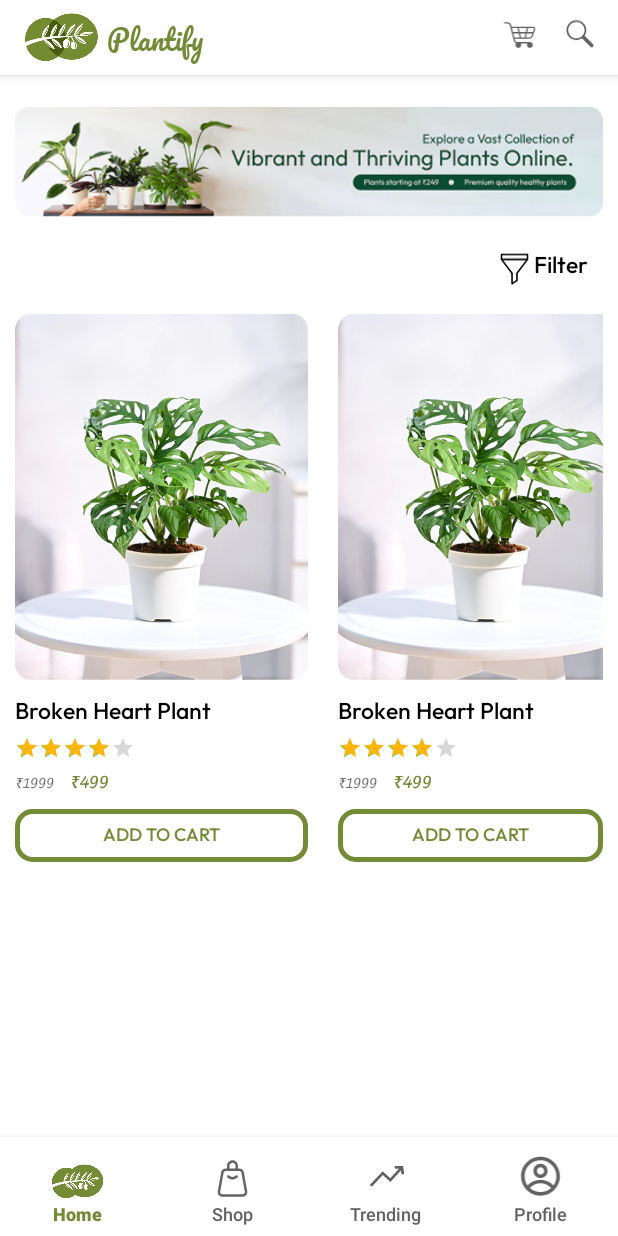
After one commit to DhruvTrivedi307/Plantify, an Android app: the layout activity_shop.xml on its own in the app's theme, with its tools: preview values and no code run, on a phone screen of 412 x 824 dp. The commit adds this screen. Run offline under Robolectric (Android 15) with nearby library versions, the phone set to English and light mode, and no system bars.

Commit message:
Updated 28 mar

```diff
--- a/app/src/main/AndroidManifest.xml
+++ b/app/src/main/AndroidManifest.xml
@@ -13,8 +13,11 @@
         android:theme="@style/Theme.Plantify"
         tools:targetApi="31">
         <activity
+            android:name=".shop"
+            android:exported="false" />
+        <activity
             android:name=".home"
-            android:exported="false"/>
+            android:exported="false" />
         <activity
             android:name=".MainActivity"
             android:exported="true"
--- a/app/src/main/java/com/example/plantify/home.java
+++ b/app/src/main/java/com/example/plantify/home.java
@@ -1,15 +1,20 @@
 package com.example.plantify;
 
 import android.annotation.SuppressLint;
+import android.content.Intent;
 import android.graphics.Paint;
 import android.os.Bundle;
 import android.os.Handler;
 import android.os.Looper;
+import android.view.Menu;
+import android.view.MenuItem;
 import android.widget.RadioButton;
 import android.widget.RadioGroup;
 import android.widget.TextView;
+import android.widget.Toast;
 
 import androidx.activity.EdgeToEdge;
+import androidx.annotation.NonNull;
 import androidx.appcompat.app.AppCompatActivity;
 import androidx.core.graphics.Insets;
 import androidx.core.view.ViewCompat;
@@ -64,8 +69,30 @@ public class home extends AppCompatActivity {
         };
         handler.postDelayed(runnable, 3000);
 
+    }
 
+    @Override
+    public boolean onCreateOptionsMenu(Menu menu) {
+        getMenuInflater().inflate(R.menu.menu, menu);
+        return true;
+    }
 
+    @Override
+    public boolean onOptionsItemSelected(@NonNull MenuItem item) {
+        int id = item.getItemId();
+        if (id == R.id.home) {
+            return true;
+        } else if (id == R.id.shop) {
+            Toast.makeText(this, "shop", Toast.LENGTH_SHORT).show();
+            Intent intent = new Intent(getApplicationContext(), shop.class);
+            startActivity(intent);
+            return true;
+        } else if (id == R.id.trending) {
+            return true;
+        } else if (id == R.id.profile) {
+            return true;
+        }
+        return super.onOptionsItemSelected(item);
     }
 
     @Override
--- /dev/null
+++ b/app/src/main/java/com/example/plantify/shop.java
@@ -0,0 +1,24 @@
+package com.example.plantify;
+
+import android.os.Bundle;
+
+import androidx.activity.EdgeToEdge;
+import androidx.appcompat.app.AppCompatActivity;
+import androidx.core.graphics.Insets;
+import androidx.core.view.ViewCompat;
+import androidx.core.view.WindowInsetsCompat;
+
+public class shop extends AppCompatActivity {
+
+    @Override
+    protected void onCreate(Bundle savedInstanceState) {
+        super.onCreate(savedInstanceState);
+        EdgeToEdge.enable(this);
+        setContentView(R.layout.activity_shop);
+        ViewCompat.setOnApplyWindowInsetsListener(findViewById(R.id.main), (v, insets) -> {
+            Insets systemBars = insets.getInsets(WindowInsetsCompat.Type.systemBars());
+            v.setPadding(systemBars.left, systemBars.top, systemBars.right, systemBars.bottom);
+            return insets;
+        });
+    }
+}
--- /dev/null
+++ b/app/src/main/res/drawable/button_stroke_shop_page.xml
@@ -0,0 +1,7 @@
+<?xml version="1.0" encoding="utf-8"?>
+<shape xmlns:android="http://schemas.android.com/apk/res/android"
+    android:shape="rectangle">
+
+    <corners android:radius="10dp" />
+    <stroke android:width="5px" android:color="@color/theme" />
+</shape>
--- /dev/null
+++ b/app/src/main/res/drawable/filter.xml
@@ -0,0 +1,11 @@
+<vector xmlns:android="http://schemas.android.com/apk/res/android"
+    android:width="100dp"
+    android:height="125dp"
+    android:viewportWidth="100"
+    android:viewportHeight="125">
+  <path
+      android:fillColor="#FF000000"
+      android:pathData="M15.07,26.35l26.6,34.54c0,-0 0,26.47 0,26.47c0,0.74 0.41,1.43 1.06,1.78c0.65,0.35 1.45,0.32 2.07,-0.08l12.6,-8.19c0.58,-0.37 0.92,-1.01 0.92,-1.7l-0,-18.28l26.6,-34.54c0.27,-0.34 0.43,-0.78 0.43,-1.25l-0,-12.6c-0,-1.12 -0.91,-2.03 -2.03,-2.03l-66.67,0c-1.12,0 -2.03,0.91 -2.03,2.03l0,12.6c0,0.47 0.16,0.91 0.43,1.25ZM79.21,27.13l-58.42,-0l24.52,31.83c0.27,0.35 0.42,0.79 0.42,1.24c-0,0 -0,23.42 -0,23.42c-0,-0 8.54,-5.55 8.54,-5.55l0,-17.87c0,-0.45 0.15,-0.88 0.42,-1.24l24.52,-31.83ZM81.3,14.53l0,8.54c0,0 -62.61,0 -62.61,0c-0,0 -0,-8.54 -0,-8.54l62.61,-0Z"
+      android:strokeLineJoin="round"
+      android:fillType="evenOdd"/>
+</vector>
--- /dev/null
+++ b/app/src/main/res/layout/activity_shop.xml
@@ -0,0 +1,273 @@
+<?xml version="1.0" encoding="utf-8"?>
+<LinearLayout xmlns:android="http://schemas.android.com/apk/res/android"
+    xmlns:app="http://schemas.android.com/apk/res-auto"
+    xmlns:tools="http://schemas.android.com/tools"
+    android:id="@+id/main"
+    android:layout_width="match_parent"
+    android:layout_height="match_parent"
+    android:orientation="vertical"
+    tools:context=".home">
+
+    <LinearLayout
+        android:layout_width="match_parent"
+        android:layout_height="wrap_content"
+        android:background="@color/white"
+        android:elevation="4dp"
+        android:orientation="horizontal">
+
+        <ImageView
+            android:id="@+id/logo"
+            android:layout_width="50dp"
+            android:layout_height="50dp"
+            android:layout_marginStart="16dp"
+            android:src="@drawable/logo"
+            app:layout_constraintBottom_toBottomOf="parent"
+            app:layout_constraintStart_toStartOf="parent"
+            app:layout_constraintTop_toTopOf="parent" />
+
+        <TextView
+            android:layout_width="wrap_content"
+            android:layout_height="wrap_content"
+            android:layout_gravity="center"
+            android:fontFamily="@font/pacifico"
+            android:paddingLeft="5dp"
+            android:text="Plantify"
+            android:textColor="@color/theme"
+            android:textSize="18dp" />
+
+        <View
+            android:layout_width="0dp"
+            android:layout_height="0dp"
+            android:layout_weight="1" />
+
+        <ImageView
+            android:id="@+id/search_icon"
+            android:layout_width="30dp"
+            android:layout_height="30dp"
+            android:layout_gravity="center"
+            android:src="@drawable/cart" />
+
+        <ImageView
+            android:id="@+id/cart_icon"
+            android:layout_width="40dp"
+            android:layout_height="30dp"
+            android:layout_marginRight="5dp"
+            android:layout_marginLeft="5dp"
+            android:layout_gravity="center"
+            android:paddingLeft="10dp"
+            android:paddingRight="10dp"
+            android:src="@drawable/search" />
+
+    </LinearLayout>
+
+    <ScrollView
+        android:layout_width="match_parent"
+        android:layout_height="match_parent"
+        android:layout_weight="1"
+        android:scrollbars="none">
+
+        <LinearLayout
+            android:layout_width="match_parent"
+            android:layout_height="wrap_content"
+            android:orientation="vertical">
+
+            <ImageView
+                android:layout_width="wrap_content"
+                android:layout_height="wrap_content"
+                android:src="@drawable/banner"
+                android:layout_margin="10dp"/>
+
+            <LinearLayout
+                android:layout_width="wrap_content"
+                android:layout_height="wrap_content"
+                android:orientation="horizontal"
+                android:layout_marginRight="20dp">
+
+                <View
+                    android:layout_width="0dp"
+                    android:layout_height="0dp"
+                    android:layout_weight="1" />
+
+                <ImageView
+                    android:layout_width="26dp"
+                    android:layout_height="33dp"
+                    android:src="@drawable/filter"
+                    android:layout_gravity="center"/>
+
+                <TextView
+                    android:layout_width="wrap_content"
+                    android:layout_height="wrap_content"
+                    android:text="Filter"
+                    android:fontFamily="@font/outfit_medium"
+                    android:textSize="15dp"
+                    android:textColor="@color/black"/>
+
+            </LinearLayout>
+
+            <LinearLayout
+                android:layout_width="wrap_content"
+                android:layout_height="wrap_content"
+                android:orientation="horizontal"
+                android:gravity="center"
+                android:layout_gravity="center">
+
+            <LinearLayout
+                android:layout_width="wrap_content"
+                android:layout_height="wrap_content"
+                android:orientation="vertical"
+                android:padding="10dp">
+
+                <ImageView
+                    android:layout_width="195dp"
+                    android:layout_height="244dp"
+                    android:src="@drawable/broken_heart_plant"/>
+
+                <TextView
+                    android:layout_width="wrap_content"
+                    android:layout_height="wrap_content"
+                    android:text="Broken Heart Plant"
+                    android:fontFamily="@font/outfit_medium"
+                    android:textSize="15dp"
+                    android:textColor="@color/black"
+                    android:paddingTop="10dp"/>
+
+                <RatingBar
+                    style="?android:attr/ratingBarStyleSmall"
+                    android:layout_width="wrap_content"
+                    android:layout_height="wrap_content"
+                    android:isIndicator="true"
+                    android:numStars="5"
+                    android:padding="0dp"
+                    android:layout_marginTop="5dp"
+                    android:progressTint="@color/yellow"
+                    android:rating="4"
+                    android:scaleX="1"
+                    android:scaleY="1"/>
+
+                <LinearLayout
+                    android:layout_width="wrap_content"
+                    android:layout_height="wrap_content"
+                    android:orientation="horizontal"
+                    android:layout_marginTop="5dp">
+
+                    <TextView
+                        android:id="@+id/priceText"
+                        android:layout_width="wrap_content"
+                        android:layout_height="wrap_content"
+                        android:fontFamily="@font/sansita_swashed"
+                        android:text="₹1999"
+                        android:textSize="10dp"/>
+
+                    <TextView
+                        android:layout_width="wrap_content"
+                        android:layout_height="wrap_content"
+                        android:layout_marginLeft="10dp"
+                        android:fontFamily="@font/sansita_swashed"
+                        android:text="₹499"
+                        android:textColor="@color/theme"
+                        android:textSize="12dp"/>
+
+                </LinearLayout>
+
+                <androidx.appcompat.widget.AppCompatButton
+                    android:layout_width="match_parent"
+                    android:layout_height="35dp"
+                    android:fontFamily="@font/outfit_medium"
+                    android:text="Add to Cart"
+                    android:textColor="@color/theme"
+                    android:textSize="12dp"
+                    android:layout_marginTop="10dp"
+                    android:background="@drawable/button_stroke_shop_page"/>
+
+            </LinearLayout>
+
+            <LinearLayout
+                android:layout_width="wrap_content"
+                android:layout_height="wrap_content"
+                android:orientation="vertical"
+                android:padding="10dp">
+
+                <ImageView
+                    android:layout_width="195dp"
+                    android:layout_height="244dp"
+                    android:src="@drawable/broken_heart_plant"/>
+
+                <TextView
+                    android:layout_width="wrap_content"
+                    android:layout_height="wrap_content"
+                    android:text="Broken Heart Plant"
+                    android:fontFamily="@font/outfit_medium"
+                    android:textSize="15dp"
+                    android:textColor="@color/black"
+                    android:paddingTop="10dp"/>
+
+                <RatingBar
+                    style="?android:attr/ratingBarStyleSmall"
+                    android:layout_width="wrap_content"
+                    android:layout_height="wrap_content"
+                    android:isIndicator="true"
+                    android:numStars="5"
+                    android:padding="0dp"
+                    android:layout_marginTop="5dp"
+                    android:progressTint="@color/yellow"
+                    android:rating="4"
+                    android:scaleX="1"
+                    android:scaleY="1"/>
+
+                <LinearLayout
+                    android:layout_width="wrap_content"
+                    android:layout_height="wrap_content"
+                    android:orientation="horizontal"
+                    android:layout_marginTop="5dp">
+
+                    <TextView
+                        android:id="@+id/priceText"
+                        android:layout_width="wrap_content"
+                        android:layout_height="wrap_content"
+                        android:fontFamily="@font/sansita_swashed"
+                        android:text="₹1999"
+                        android:textSize="10dp"/>
+
+                    <TextView
+                        android:layout_width="wrap_content"
+                        android:layout_height="wrap_content"
+                        android:layout_marginLeft="10dp"
+                        android:fontFamily="@font/sansita_swashed"
+                        android:text="₹499"
+                        android:textColor="@color/theme"
+                        android:textSize="12dp"/>
+
+                </LinearLayout>
+
+                <androidx.appcompat.widget.AppCompatButton
+                    android:layout_width="match_parent"
+                    android:layout_height="35dp"
+                    android:fontFamily="@font/outfit_medium"
+                    android:text="Add to Cart"
+                    android:textColor="@color/theme"
+                    android:textSize="12dp"
+                    android:layout_marginTop="10dp"
+                    android:background="@drawable/button_stroke_shop_page"/>
+
+            </LinearLayout>
+
+            </LinearLayout>
+
+        </LinearLayout>
+
+    </ScrollView>
+
+    <com.google.android.material.bottomnavigation.BottomNavigationView
+        android:layout_width="match_parent"
+        android:layout_height="wrap_content"
+        android:paddingTop="10dp"
+        app:itemIconSize="35dp"
+        app:itemIconTint="@color/bottom_nav_selector"
+        app:itemPaddingTop="2dp"
+        app:itemTextAppearanceActive="@style/BottomNavActiveText"
+        app:itemTextAppearanceInactive="@style/BottomNavInactiveText"
+        app:itemTextColor="@color/bottom_nav_selector"
+        app:labelVisibilityMode="labeled"
+        app:menu="@menu/menu" />
+
+</LinearLayout>
--- a/app/src/main/res/menu/menu.xml
+++ b/app/src/main/res/menu/menu.xml
@@ -2,22 +2,22 @@
 <menu xmlns:android="http://schemas.android.com/apk/res/android">
 
     <item
-        android:id="@+id/m1"
+        android:id="@+id/home"
         android:title="Home"
         android:icon="@drawable/logo"/>
 
     <item
-        android:id="@+id/m2"
+        android:id="@+id/shop"
         android:title="Shop"
         android:icon="@drawable/shop"/>
 
     <item
-        android:id="@+id/m3"
+        android:id="@+id/trending"
         android:title="Trending"
         android:icon="@drawable/trending"/>
 
     <item
-        android:id="@+id/m4"
+        android:id="@+id/profile"
         android:title="Profile"
         android:icon="@drawable/account"/>
 
--- a/gradle/libs.versions.toml
+++ b/gradle/libs.versions.toml
@@ -1,5 +1,5 @@
 [versions]
-agp = "8.7.1"
+agp = "8.9.1"
 junit = "4.13.2"
 junitVersion = "1.2.1"
 espressoCore = "3.6.1"
```
Also changed, not shown: app/src/main/res/drawable/banner.png (added), gradle/wrapper/gradle-wrapper.properties.
